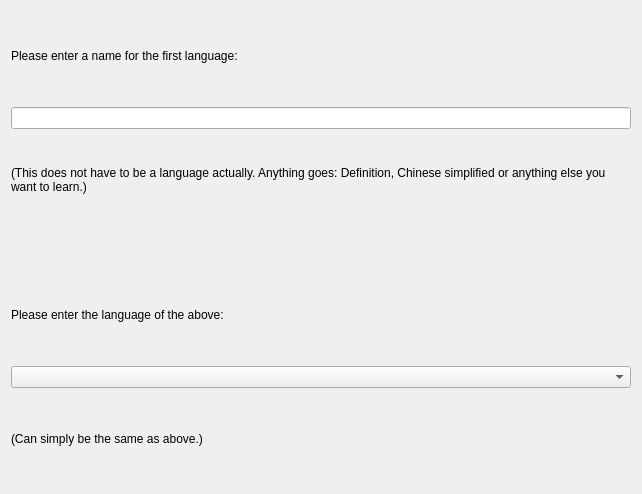
Old version of the form kvoctrain/newdocument-wizard/identifierlanguagepage.ui in the repository KDE/parley.
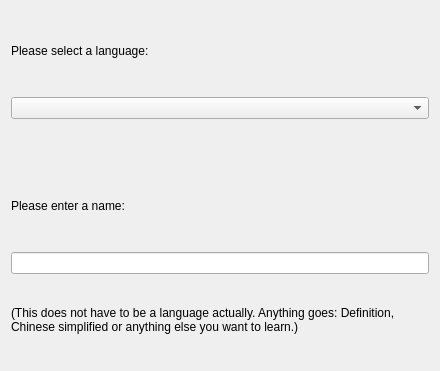
New version of the form.

Commit message: Improve identifier dialog by putting language on top.

```diff
--- a/kvoctrain/newdocument-wizard/identifierlanguagepage.ui
+++ b/kvoctrain/newdocument-wizard/identifierlanguagepage.ui
@@ -5,8 +5,8 @@
    <rect>
     <x>0</x>
     <y>0</y>
-    <width>642</width>
-    <height>494</height>
+    <width>440</width>
+    <height>371</height>
    </rect>
   </property>
   <property name="windowTitle" >
@@ -14,9 +14,9 @@
   </property>
   <layout class="QVBoxLayout" >
    <item>
-    <widget class="QLabel" name="label" >
+    <widget class="QLabel" name="label_2" >
      <property name="text" >
-      <string>Please enter a name for the first language:</string>
+      <string>Please select a language:</string>
      </property>
      <property name="buddy" >
       <cstring>identifierNameLineEdit</cstring>
@@ -24,17 +24,7 @@
     </widget>
    </item>
    <item>
-    <widget class="QLineEdit" name="identifierNameLineEdit" />
-   </item>
-   <item>
-    <widget class="QLabel" name="label_3" >
-     <property name="text" >
-      <string>(This does not have to be a language actually. Anything goes: Definition, Chinese simplified or anything else you want to learn.)</string>
-     </property>
-     <property name="wordWrap" >
-      <bool>true</bool>
-     </property>
-    </widget>
+    <widget class="QComboBox" name="languageComboBox" />
    </item>
    <item>
     <spacer>
@@ -53,19 +43,25 @@
     </spacer>
    </item>
    <item>
-    <widget class="QLabel" name="label_2" >
+    <widget class="QLabel" name="label" >
      <property name="text" >
-      <string>Please enter the language of the above:</string>
+      <string>Please enter a name:</string>
+     </property>
+     <property name="buddy" >
+      <cstring>identifierNameLineEdit</cstring>
      </property>
     </widget>
    </item>
    <item>
-    <widget class="QComboBox" name="languageComboBox" />
+    <widget class="QLineEdit" name="identifierNameLineEdit" />
    </item>
    <item>
-    <widget class="QLabel" name="label_4" >
+    <widget class="QLabel" name="label_3" >
      <property name="text" >
-      <string>(Can simply be the same as above.)</string>
+      <string>(This does not have to be a language actually. Anything goes: Definition, Chinese simplified or anything else you want to learn.)</string>
+     </property>
+     <property name="wordWrap" >
+      <bool>true</bool>
      </property>
     </widget>
    </item>
```
Left out of the diff: 3 changed lines with no effect on the pictures. The commit also changes 1 other file.
